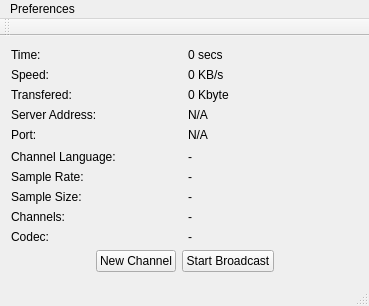
Qt form Speaker/gui.ui (Ernyoke/Allamvizsga) before a commit.
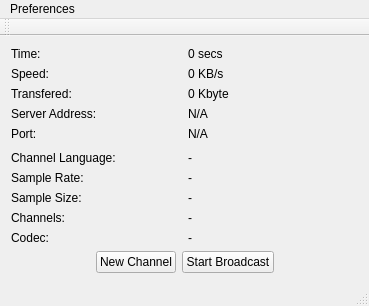
The same form after that commit.

```diff
--- a/Speaker/gui.ui
+++ b/Speaker/gui.ui
@@ -15,20 +15,7 @@
   </property>
   <widget class="QWidget" name="centralWidget">
    <layout class="QGridLayout" name="gridLayout_4">
-    <item row="2" column="0">
-     <spacer name="verticalSpacer_2">
-      <property name="orientation">
-       <enum>Qt::Vertical</enum>
-      </property>
-      <property name="sizeHint" stdset="0">
-       <size>
-        <width>20</width>
-        <height>40</height>
-       </size>
-      </property>
-     </spacer>
-    </item>
-    <item row="1" column="0">
+    <item row="0" column="0">
      <layout class="QGridLayout" name="gridLayout_3">
       <item row="3" column="1">
        <widget class="QPushButton" name="newChannelBtn">
@@ -233,19 +220,6 @@
       </item>
      </layout>
     </item>
-    <item row="0" column="0">
-     <spacer name="verticalSpacer_3">
-      <property name="orientation">
-       <enum>Qt::Vertical</enum>
-      </property>
-      <property name="sizeHint" stdset="0">
-       <size>
-        <width>20</width>
-        <height>40</height>
-       </size>
-      </property>
-     </spacer>
-    </item>
    </layout>
   </widget>
   <widget class="QMenuBar" name="menuBar">
```
Left out of the diff: 14 changed lines with no effect on the pictures.
